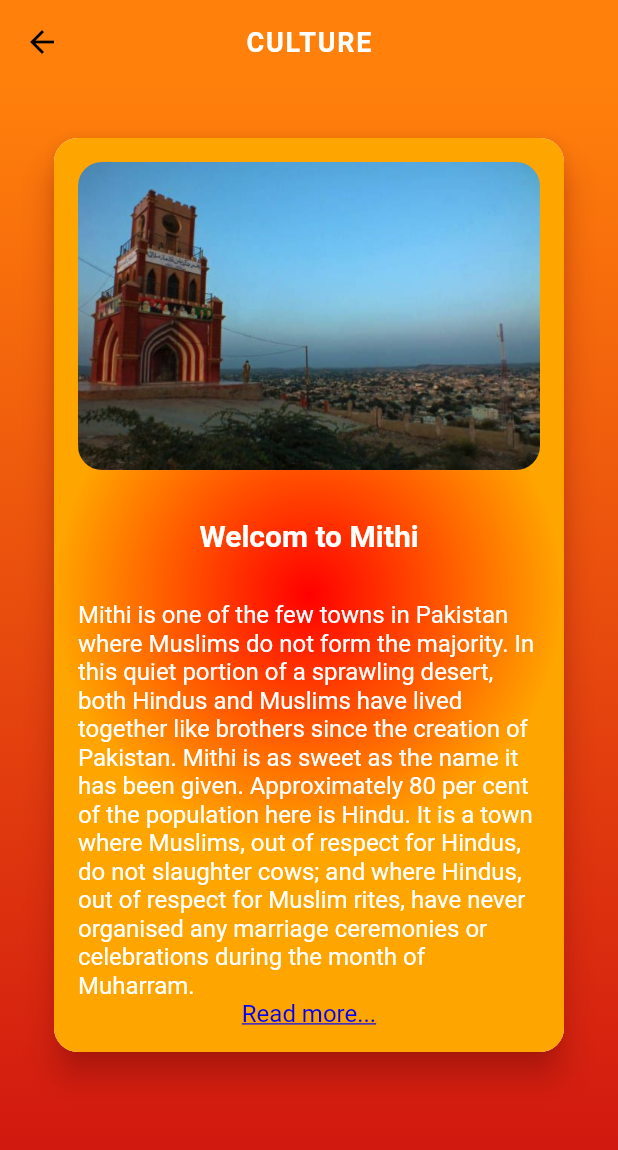
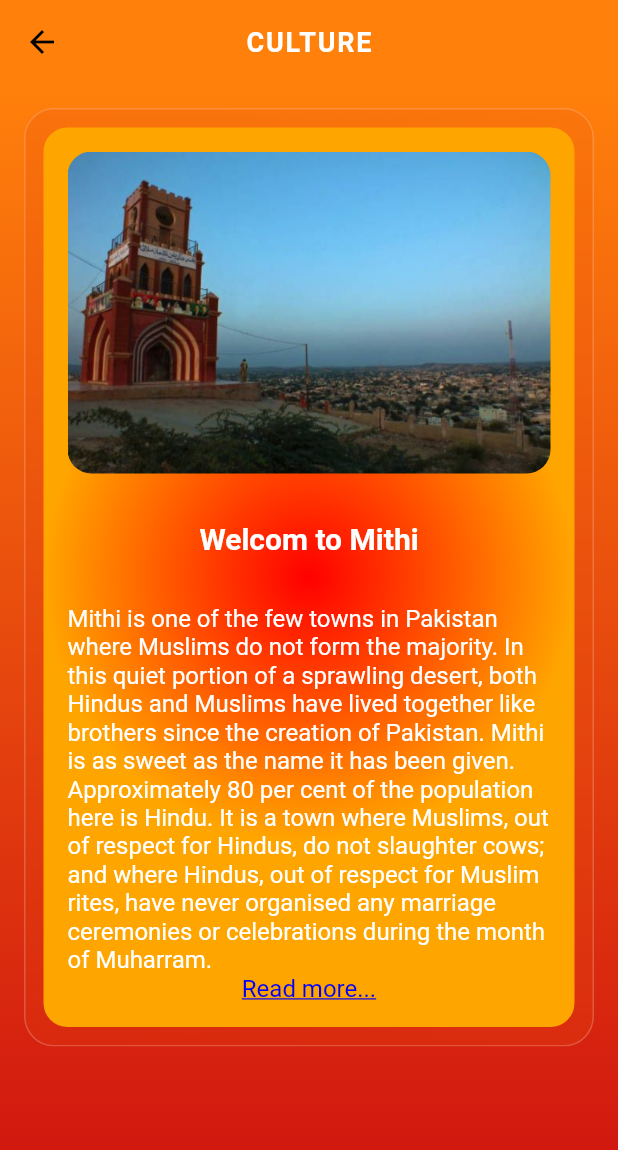
Before and after one commit to ChanderParkash179/MeraThar_FrontEnd, a Flutter app: the CultureView screen opened directly, on a phone screen of 412 x 824 dp. Shown: the top 1150 px of the screen. Run offline on Flutter 3.47's test engine with Material 2 defaults, Android fonts, the phone set to English and light mode, and no system bars; our stand-ins replace font_awesome_flutter, get, google_fonts.

Commit message:
changes in views to setup

```diff
--- a/lib/Utils/Utils.dart
+++ b/lib/Utils/Utils.dart
@@ -113,7 +113,7 @@ class Utils {
   static var colorBlack = 0xff000000;
   static var colorRed = 0xffFF0000;
   static var colorOrange = 0xffFFA500;
-  static var colorYellow = 0xFFFF00;
+  static var colorYellow = 0xffD700;
   static var colorGreyShade200 = 0xffEEEEEE;
   static var colorGreyShade400 = 0xffBDBDBD;
   static var colorGreenAccent = 0xffdde26a;
--- a/lib/Views/AppServicesViews/CultureView.dart
+++ b/lib/Views/AppServicesViews/CultureView.dart
@@ -1,5 +1,6 @@
 import 'package:flutter/material.dart';
 import 'package:front_app/Utils/Utils.dart';
+import 'package:front_app/Widgets/GlassBox.dart';
 import 'package:url_launcher/url_launcher.dart';
 
 class CultureView extends StatelessWidget {
@@ -8,11 +9,13 @@ class CultureView extends StatelessWidget {
   final String? cityCulture;
   final String? cultureWeb;
 
-  const CultureView([this.cityName, this.cityImg, this.cityCulture, this.cultureWeb]);
+  const CultureView(
+      [this.cityName, this.cityImg, this.cityCulture, this.cultureWeb]);
 
   @override
   Widget build(BuildContext context) {
     String cultureOf = Utils.welcomeMsg + cityName!;
+    final Padding? padding;
 
     return SafeArea(
       child: Scaffold(
@@ -44,15 +47,9 @@ class CultureView extends StatelessWidget {
               ),
             ),
             child: SingleChildScrollView(
-              child: Padding(
-                padding: EdgeInsets.all(Utils.size_12),
-                child: Card(
-                  elevation: 9,
-                  shape: RoundedRectangleBorder(
-                    borderRadius: BorderRadius.circular(Utils.size_16),
-                  ),
-                  shadowColor: Color(Utils.secondaryColor),
-                  margin: EdgeInsets.all(Utils.size_24),
+              child: GlassBox(
+                padding: Padding(
+                  padding: EdgeInsets.all(Utils.size_12),
                   child: Container(
                     decoration: BoxDecoration(
                       borderRadius: BorderRadius.circular(Utils.size_16),
--- a/lib/Views/CommonViews/TouristView.dart
+++ b/lib/Views/CommonViews/TouristView.dart
@@ -45,7 +45,7 @@ class _TouristViewState extends State<TouristView> {
             ),
             child: SingleChildScrollView(
               child: Padding(
-                padding: const EdgeInsets.all(10.0),
+                padding: EdgeInsets.all(Utils.size_10),
                 child: Center(
                   child: Column(
                     mainAxisAlignment: MainAxisAlignment.center,
--- a/lib/Widgets/ButtonImageWidget.dart
+++ b/lib/Widgets/ButtonImageWidget.dart
@@ -37,7 +37,7 @@ class ButtonImageWidget extends StatelessWidget {
             style: TextStyle(
               letterSpacing: 1.5,
               fontWeight: FontWeight.bold,
-              fontSize: Utils.size_16,
+              fontSize: Utils.size_18,
               color: Color(Utils.colorWhite),
             ),
           ),
--- /dev/null
+++ b/lib/Widgets/GlassBox.dart
@@ -0,0 +1,55 @@
+import 'dart:ui';
+
+import 'package:flutter/material.dart';
+import 'package:front_app/Utils/Utils.dart';
+
+class GlassBox extends StatelessWidget {
+  final Padding? padding;
+  GlassBox({super.key, this.padding});
+
+  @override
+  Widget build(BuildContext context) {
+    return Padding(
+      padding: EdgeInsets.fromLTRB(
+        Utils.size_16,
+        Utils.size_16,
+        Utils.size_16,
+        Utils.size_04,
+      ),
+      child: ClipRRect(
+        borderRadius: BorderRadius.circular(Utils.size_06),
+        child: Container(
+          child: Stack(
+            children: [
+              BackdropFilter(
+                filter: ImageFilter.blur(
+                  sigmaX: 5,
+                  sigmaY: 5,
+                ),
+                child: Container(
+                  color: Colors.transparent,
+                ),
+              ),
+              Container(
+                decoration: BoxDecoration(
+                  border: Border.all(
+                      color: Color(Utils.colorWhite).withOpacity(0.2)),
+                  borderRadius: BorderRadius.circular(Utils.size_20),
+                  gradient: LinearGradient(
+                    begin: Alignment.topLeft,
+                    end: Alignment.bottomRight,
+                    colors: [
+                      Color(Utils.secondaryColor).withOpacity(0.1),
+                      Color(Utils.primaryColor).withOpacity(0.1),
+                    ],
+                  ),
+                ),
+                child: padding,
+              )
+            ],
+          ),
+        ),
+      ),
+    );
+  }
+}
```
Also changed, not shown: lib/Views/AppServicesViews/HotelView.dart (+4 -5 lines), lib/Views/AppServicesViews/RestaurantView.dart (+34 -13 lines), lib/Views/AppServicesViews/TouristPointView.dart (+4 -5 lines), lib/Views/AppServicesViews/TravelingView.dart (+6 -7 lines).
